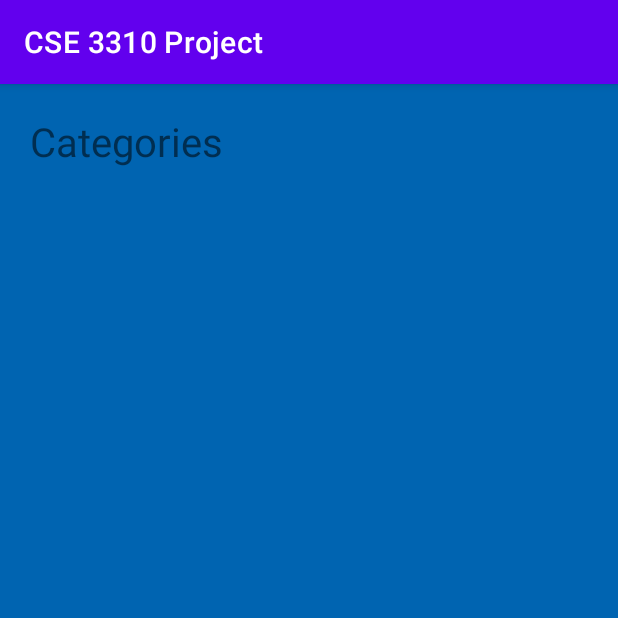
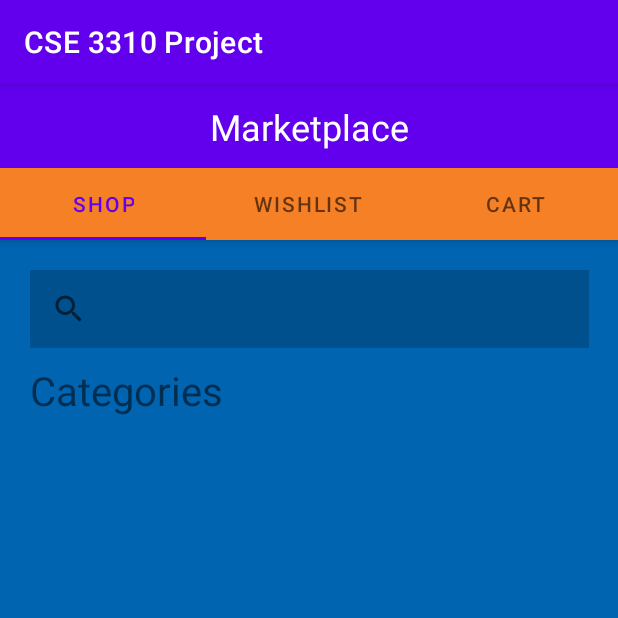
Before and after one commit to CodyMonJones/CSE3310-SIE, an Android app: the TransactionsActivity screen opened directly, with no data from a screen before it, on a phone screen of 412 x 824 dp, the top half of it. Run offline under Robolectric (Android 15) with nearby library versions, the phone set to English and light mode, and no system bars.

Commit message:
test message - AJ

```diff
--- a/CSE3310Project/app/src/main/java/com/example/cse3310project/TransactionsActivity.java
+++ b/CSE3310Project/app/src/main/java/com/example/cse3310project/TransactionsActivity.java
@@ -1,6 +1,8 @@
 package com.example.cse3310project;
 
+import androidx.annotation.Nullable;
 import androidx.appcompat.app.AppCompatActivity;
+import androidx.appcompat.widget.Toolbar;
 
 import android.os.Bundle;
 
@@ -11,4 +13,5 @@ public class TransactionsActivity extends AppCompatActivity {
         super.onCreate(savedInstanceState);
         setContentView(R.layout.activity_transactions);
     }
+
 }
--- a/CSE3310Project/app/src/main/res/layout/activity_transactions.xml
+++ b/CSE3310Project/app/src/main/res/layout/activity_transactions.xml
@@ -1,14 +1,111 @@
 <?xml version="1.0" encoding="utf-8"?>
-<androidx.constraintlayout.widget.ConstraintLayout xmlns:android="http://schemas.android.com/apk/res/android"
+<androidx.coordinatorlayout.widget.CoordinatorLayout xmlns:android="http://schemas.android.com/apk/res/android"
     xmlns:app="http://schemas.android.com/apk/res-auto"
     xmlns:tools="http://schemas.android.com/tools"
+
+    android:layout_width="match_parent"
+    android:layout_height="match_parent">
+
+    <com.google.android.material.appbar.AppBarLayout
+        android:id="@+id/appbar"
+        android:layout_width="match_parent"
+        android:layout_height="wrap_content"
+        android:textAlignment="center">
+
+
+        <androidx.constraintlayout.widget.ConstraintLayout
             android:layout_width="match_parent"
             android:layout_height="match_parent"
-    android:padding="10dp"
+            android:textAlignment="center">
+
+            <androidx.appcompat.widget.Toolbar
+                android:id="@+id/toolbar2"
+                android:layout_width="match_parent"
+                android:layout_height="?attr/actionBarSize"
+                android:textAlignment="center"
+                app:flow_horizontalAlign="center"
+                app:flow_verticalAlign="center"
+                app:layout_constraintBottom_toBottomOf="parent"
+                app:layout_constraintEnd_toEndOf="parent"
+                app:layout_constraintStart_toStartOf="parent"
+                app:layout_constraintTop_toTopOf="parent"
+                app:layout_scrollFlags="scroll|enterAlways">
+
+            </androidx.appcompat.widget.Toolbar>
+
+            <TextView
+                android:id="@+id/textView3"
+                android:layout_width="wrap_content"
+                android:layout_height="wrap_content"
+                android:text="@string/TransactionsToolbarTitle"
+                android:textAlignment="center"
+                android:textColor="#FFFFFF"
+                android:textSize="24sp"
+                app:flow_horizontalAlign="center"
+                app:flow_verticalAlign="center"
+                app:layout_constraintBottom_toBottomOf="parent"
+                app:layout_constraintEnd_toEndOf="parent"
+                app:layout_constraintStart_toStartOf="@+id/toolbar2"
+                app:layout_constraintTop_toTopOf="@+id/toolbar2" />
+        </androidx.constraintlayout.widget.ConstraintLayout>
+
+        <com.google.android.material.tabs.TabLayout
+            android:id="@+id/tabs"
+            android:layout_width="match_parent"
+            android:layout_height="wrap_content"
+            android:background="@color/UTA_ORANGE"
+            app:layout_scrollFlags="scroll|enterAlways"
+            app:tabGravity="fill"
+            app:tabMaxWidth="0dp"
+            app:tabMode="fixed">
+
+            <com.google.android.material.tabs.TabItem
+                android:layout_width="wrap_content"
+                android:layout_height="wrap_content"
+
+                android:text="Shop" />
+
+            <com.google.android.material.tabs.TabItem
+                android:layout_width="wrap_content"
+                android:layout_height="wrap_content"
+                android:text="Wishlist" />
+
+            <com.google.android.material.tabs.TabItem
+                android:layout_width="wrap_content"
+                android:layout_height="wrap_content"
+                android:text="Cart" />
+        </com.google.android.material.tabs.TabLayout>
+    </com.google.android.material.appbar.AppBarLayout>
+
+    <androidx.core.widget.NestedScrollView
+        android:layout_width="match_parent"
+        android:layout_height="match_parent"
+
         android:background="@color/UTA_BLUE"
-    >
+        app:layout_behavior="com.google.android.material.appbar.AppBarLayout$ScrollingViewBehavior">
+
+        <androidx.constraintlayout.widget.ConstraintLayout
+            android:layout_width="match_parent"
+            android:layout_height="match_parent"
+            android:padding="10dp">
+
+
+            <SearchView
+                android:layout_width="match_parent"
+                android:layout_height="match_parent"
+                android:layout_marginStart="10dp"
+                android:layout_marginTop="10dp"
+                android:layout_marginEnd="9dp"
+                android:background="#33000000"
+                android:padding="@dimen/cardview_default_radius"
+                android:scrollbarAlwaysDrawHorizontalTrack="false"
+                app:layout_constraintBottom_toTopOf="@+id/scrollView2"
+                app:layout_constraintEnd_toEndOf="parent"
+                app:layout_constraintStart_toStartOf="parent"
+                app:layout_constraintTop_toTopOf="parent" />
 
             <ScrollView
+                android:id="@+id/scrollView2"
                 android:layout_width="match_parent"
                 android:layout_height="match_parent"
                 app:layout_constraintBottom_toBottomOf="parent"
@@ -19,7 +116,7 @@
                 <LinearLayout
                     android:layout_width="match_parent"
                     android:layout_height="wrap_content"
-            android:orientation="vertical" >
+                    android:orientation="vertical">
 
                     <TextView
                         android:id="@+id/textView"
@@ -42,32 +139,34 @@
                                 android:id="@+id/imageView5"
                                 android:layout_width="wrap_content"
                                 android:layout_height="wrap_content"
+                                android:layout_marginLeft="10dp"
+                                android:layout_marginRight="10dp"
                                 android:layout_weight="0.5"
-                        android:layout_marginRight="10dp"
-                        android:layout_marginLeft="10dp"
-                        tools:srcCompat="@tools:sample/avatars"
                                 android:background="@drawable/item_image"
-                        android:clipToOutline="true" />
+                                android:clipToOutline="true"
+                                tools:srcCompat="@tools:sample/avatars" />
+
                             <ImageView
                                 android:id="@+id/imageView6"
                                 android:layout_width="wrap_content"
                                 android:layout_height="wrap_content"
+                                android:layout_marginLeft="10dp"
+                                android:layout_marginRight="10dp"
                                 android:layout_weight="0.5"
-                        android:layout_marginRight="10dp"
-                        android:layout_marginLeft="10dp"
-                        tools:srcCompat="@tools:sample/avatars"
                                 android:background="@drawable/item_image"
-                        android:clipToOutline="true" />
+                                android:clipToOutline="true"
+                                tools:srcCompat="@tools:sample/avatars" />
+
                             <ImageView
                                 android:id="@+id/imageView7"
                                 android:layout_width="wrap_content"
                                 android:layout_height="wrap_content"
+                                android:layout_marginLeft="10dp"
+                                android:layout_marginRight="10dp"
                                 android:layout_weight="0.5"
-                        android:layout_marginRight="10dp"
-                        android:layout_marginLeft="10dp"
-                        tools:srcCompat="@tools:sample/avatars"
                                 android:background="@drawable/item_image"
-                        android:clipToOutline="true" />
+                                android:clipToOutline="true"
+                                tools:srcCompat="@tools:sample/avatars" />
                         </LinearLayout>
                     </HorizontalScrollView>
 
@@ -76,3 +175,6 @@
 
 
         </androidx.constraintlayout.widget.ConstraintLayout>
+    </androidx.core.widget.NestedScrollView>
+
+</androidx.coordinatorlayout.widget.CoordinatorLayout>
--- a/CSE3310Project/app/src/main/res/values/strings.xml
+++ b/CSE3310Project/app/src/main/res/values/strings.xml
@@ -11,4 +11,5 @@
     <string name="hello_second_fragment">Hello second fragment. Arg: %1$s</string>
     <string name="Home" />
     <string name="Clubs" />
+    <string name="TransactionsToolbarTitle">Marketplace</string>
 </resources>
```
Lines whose indentation alone changed are shown as unchanged.
